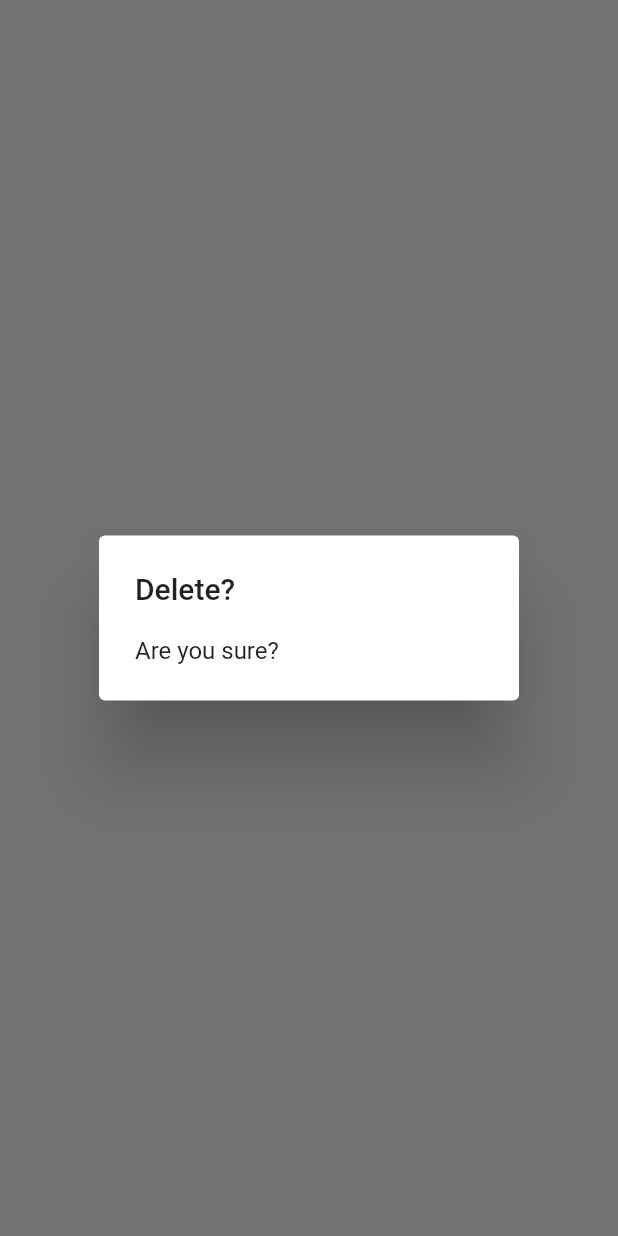
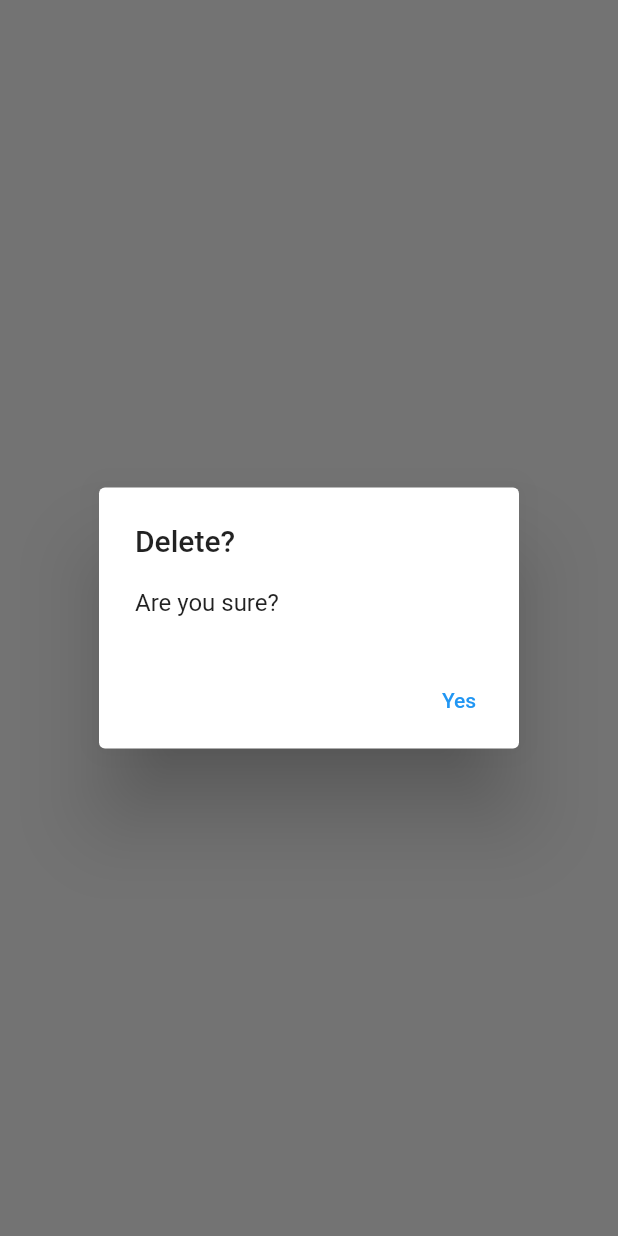
Before and after one commit to ruiyotabby/dialog, a Flutter app: the screen it shows after launch, after a tap on "Delete", on a phone screen of 412 x 824 dp. Run offline on Flutter 3.47's test engine with Material 2 defaults, Android fonts, the phone set to English and light mode, and no system bars.

Commit message:
commit
Signed-off-by: Ruiyot Abby <ruiyotabby@gmail.com>

```diff
--- a/lib/main.dart
+++ b/lib/main.dart
@@ -54,6 +54,12 @@ class _MainPageState extends State<MainPage> {
                   context: context,
                   builder: (context) {
                     return AlertDialog(
+                      actions: [
+                        TextButton(
+                          onPressed: (() {}),
+                          child: Text('Yes'),
+                        )
+                      ],
                       title: Text('Delete?'),
                       content: Text('Are you sure?'),
                     );
```
